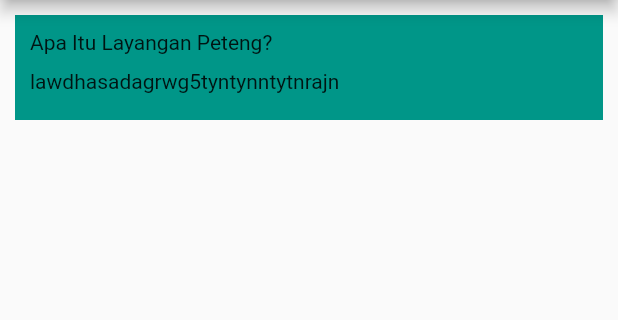
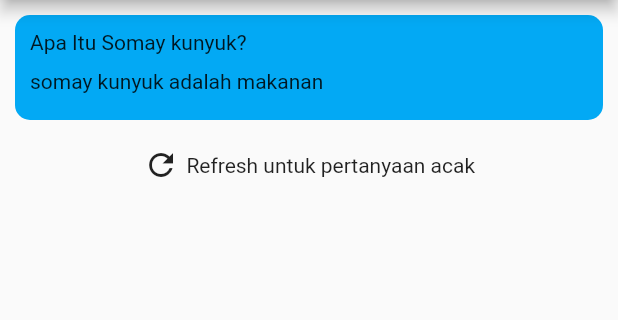
Before and after one commit to imamrmdn/flutter_BLoC, a Flutter app: the screen it shows after launch, on a phone screen of 412 x 824 dp, the part 84-404 px from its top. Run offline on Flutter 3.47's test engine with Material 2 defaults, Android fonts, the phone set to English and light mode, and no system bars; our stand-ins replace bloc, flutter_bloc, hydrated_bloc.

Commit message:
add refresh questionAnswer

```diff
--- a/BLoC_4/lib/bloc/product_bloc.dart
+++ b/BLoC_4/lib/bloc/product_bloc.dart
@@ -2,6 +2,7 @@
 import 'package:BLoC_4/dataSource/json_static.dart';
 //import 'package:flutter/services.dart';
 import 'package:flutter_bloc/flutter_bloc.dart';
+import 'dart:math';
 
 class Product {
   String judul;
@@ -19,11 +20,13 @@ class ProductBloc extends Bloc<int, List<Product>> {
 
   @override
   Stream<List<Product>> mapEventToState(int event) async* {
+    final Random random = Random();
+    var change = random.nextInt(6);
     List<Product> produk = [];
     produk.add(
       Product(
-        judul: DataSource.questionAnswers[5]['Judul'],
-        jawaban: DataSource.questionAnswers[2]['jawaban'],
+        judul: DataSource.questionAnswers[change]['Judul'],
+        jawaban: DataSource.questionAnswers[change]['jawaban'],
       ),
     );
 
--- a/BLoC_4/lib/dataSource/json_static.dart
+++ b/BLoC_4/lib/dataSource/json_static.dart
@@ -2,31 +2,32 @@ class DataSource {
   static List questionAnswers = [
     {
       'Judul': 'Apa Itu Corona Virus?',
-      'jawaban': 'lawdhawdawdnajwnxlanxakxajnaxnknwajn'
+      'jawaban':
+          'virus yang berasal sangat membahayakan dan belum ada vaksinnya'
     },
     {
       'Judul': 'Apa Itu UPI YAI Jakarta?',
-      'jawaban': 'lawdsadasdsadasdw222e2e2knwajn'
+      'jawaban': 'UPI YAI Jakarta adalah salah satu kampus swasta'
     },
     {
       'Judul': 'Bagaimana Cara donor darah yang baik?',
-      'jawaban': 'lawdhasadagrwg5tyntynntytnrajn'
+      'jawaban': 'lihat dengan aplikasi Dbloods buatan saya'
     },
     {
       'Judul': 'Rumah sakit rujukan covid 19?',
-      'jawaban': 'lawdhawdawqdqwqwqwqwqdqajnaxnknwajn'
+      'jawaban': 'rumah sakit sulanti saroso jakarta utara'
     },
     {
       'Judul': 'Apa Itu Somay kunyuk?',
-      'jawaban': 'lawdhawdawdnajwnxlanxakwewqewq134131231xajnaxnknwajn'
+      'jawaban': 'somay kunyuk adalah makanan'
     },
     {
       'Judul': 'Apa Itu Layangan Peteng?',
-      'jawaban': 'lawdhawda1321313123131321asdadadadsadnaxnknwajn'
+      'jawaban': 'layangan yang terbuat dari kertas atau plastik yg besar'
     },
     {
       'Judul': 'Apa Itu Rhesus?',
-      'jawaban': 'lawdhawdawdnajwnxlanxakxajnaxnknwajn'
+      'jawaban': 'rhesus ada jenis jenis golongan darah'
     },
   ];
 }
--- a/BLoC_4/lib/widgets/product_card.dart
+++ b/BLoC_4/lib/widgets/product_card.dart
@@ -17,7 +17,10 @@ class ProductCard extends StatelessWidget {
           margin: EdgeInsets.all(10.0),
           width: MediaQuery.of(context).size.width,
           height: 70,
-          color: Colors.teal,
+          decoration: BoxDecoration(
+            color: Colors.lightBlue,
+            borderRadius: BorderRadius.circular(10),
+          ),
           child: Padding(
             padding: const EdgeInsets.all(10.0),
             child: Column(
@@ -25,9 +28,23 @@ class ProductCard extends StatelessWidget {
               children: <Widget>[
                 Text(judul),
                 SizedBox(height: 10.0),
-                Text(jawaban),
+                Text(
+                  jawaban,
+                  maxLines: 1,
+                ),
               ],
             ),
+          ),
+        ),
+        Padding(
+          padding: const EdgeInsets.only(top: 8.0),
+          child: Row(
+            mainAxisAlignment: MainAxisAlignment.center,
+            children: <Widget>[
+              Icon(Icons.refresh),
+              SizedBox(width: 5),
+              Text('Refresh untuk pertanyaan acak'),
+            ],
           ),
         ),
       ],
```
